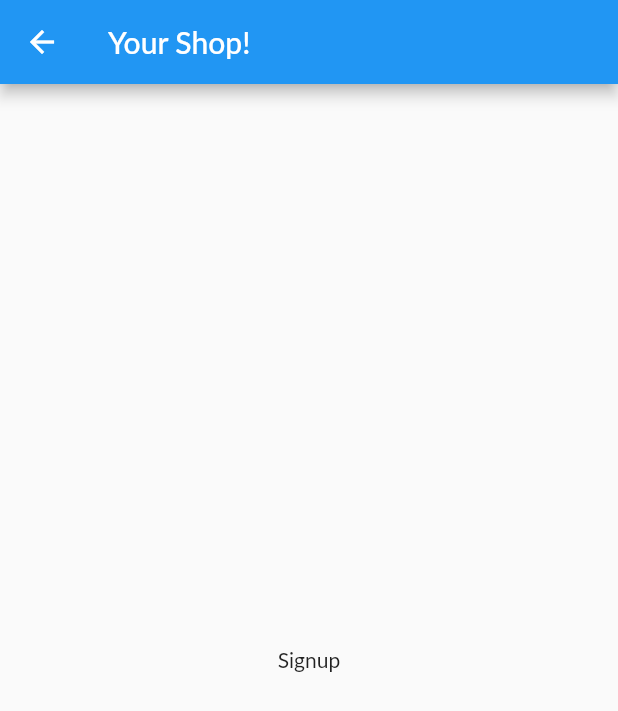
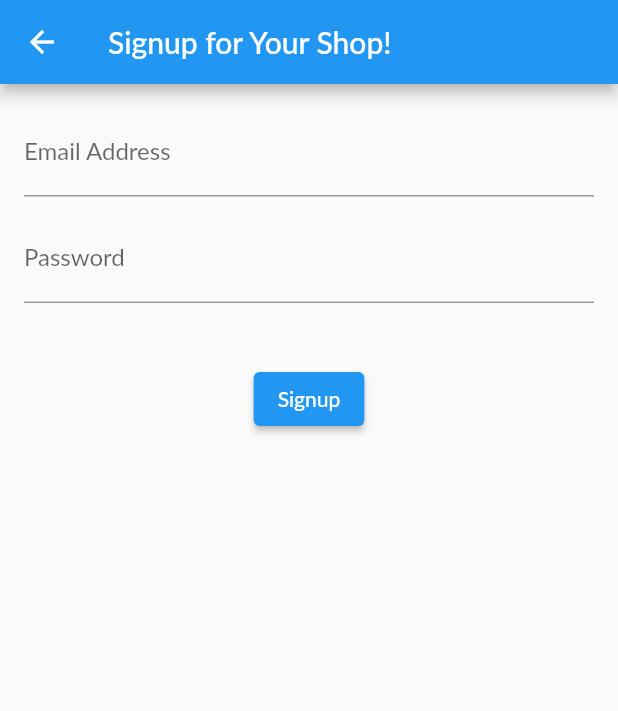
Before and after one commit to mmmtastymmm/example-shop-sudocodellc, a Flutter app: the SignupScreen screen opened by its route, on a phone screen of 412 x 824 dp. Shown: the top 711 px of the screen. Run offline on Flutter 3.47's test engine with Material 2 defaults, Android fonts, the phone set to English and light mode, and no system bars; our stand-ins replace firebase_auth, firebase_core; accounts and stored records are empty; Roboto replaces fonts that are missing (Lato).

Commit message:
Can make a signup now

```diff
--- a/lib/screens/home_page.dart
+++ b/lib/screens/home_page.dart
@@ -1,5 +1,6 @@
 import 'package:example_shop_sudocodellc/providers/shopping_results.dart';
 import 'package:example_shop_sudocodellc/screens/login_page.dart';
+import 'package:example_shop_sudocodellc/screens/signup_screen.dart';
 import 'package:example_shop_sudocodellc/widgets/shift_right_fixer.dart';
 import 'package:flutter/material.dart';
 import 'package:provider/provider.dart';
@@ -38,7 +39,7 @@ class _HomeScreenState extends State<HomeScreen> {
             TextButton(
               style: style,
               onPressed: () {
-                Navigator.of(context).pushNamed(LoginScreen.routeName);
+                Navigator.of(context).pushNamed(SignupScreen.routeName);
               },
               child: const Text("Sign Up"),
             ),
--- a/lib/screens/signup_screen.dart
+++ b/lib/screens/signup_screen.dart
@@ -1,20 +1,107 @@
 import 'package:example_shop_sudocodellc/widgets/shift_right_fixer.dart';
+import 'package:firebase_auth/firebase_auth.dart';
 import 'package:flutter/material.dart';
 
-class SignupScreen extends StatelessWidget {
+class SignupScreen extends StatefulWidget {
   static const routeName = "/signup";
 
   const SignupScreen({super.key});
+
+  @override
+  State<SignupScreen> createState() => _SignupScreenState();
+}
+
+class _SignupScreenState extends State<SignupScreen> {
+  final GlobalKey<FormState> _formKey = GlobalKey();
+  final TextEditingController _emailController = TextEditingController();
+  final TextEditingController _passwordController = TextEditingController();
+  String _issue = "";
+
+  void _submitForm() async {
+    if (!_formKey.currentState!.validate()) {
+      return;
+    }
+
+    final emailAddress = _emailController.text;
+    final password = _passwordController.text;
+    String localIssue = "";
+    try {
+      await FirebaseAuth.instance.createUserWithEmailAndPassword(
+        email: emailAddress,
+        password: password,
+      );
+    } on FirebaseAuthException catch (e) {
+      if (e.code == 'weak-password') {
+        localIssue = 'The password provided is too weak.';
+      } else if (e.code == 'email-already-in-use') {
+        localIssue = 'An account already exists for that email.';
+      } else {
+        localIssue = "Got a signup server error: $e";
+      }
+    } catch (e) {
+      localIssue = "Got an unexpected error: $e";
+    }
+    setState(() {
+      _issue = localIssue;
+    });
+  }
 
   @override
   Widget build(BuildContext context) {
     return ShiftRightFixer(
       child: Scaffold(
         appBar: AppBar(
-          title: const Text("Your Shop!"),
+          title: const Text("Signup for Your Shop!"),
         ),
-        body: const Center(
-          child: Text("Signup"),
+        body: Padding(
+          padding: const EdgeInsets.all(16.0),
+          child: Form(
+            key: _formKey,
+            child: Column(
+              children: <Widget>[
+                TextFormField(
+                  controller: _emailController,
+                  keyboardType: TextInputType.emailAddress,
+                  decoration: const InputDecoration(labelText: 'Email Address'),
+                  validator: (value) {
+                    if (value!.isEmpty || !value.contains('@')) {
+                      return 'Invalid email address';
+                    }
+                    return null;
+                  },
+                ),
+                const SizedBox(height: 12),
+                TextFormField(
+                  controller: _passwordController,
+                  decoration: const InputDecoration(labelText: 'Password'),
+                  obscureText: true,
+                  validator: (value) {
+                    if (value!.isEmpty || value.length < 6) {
+                      return 'Password must be at least 6 characters long.';
+                    }
+                    return null;
+                  },
+                ),
+                const SizedBox(height: 20),
+                _issue.isEmpty
+                    ? const SizedBox(
+                        height: 0,
+                        width: 0,
+                      )
+                    : Text(
+                        _issue,
+                        style: const TextStyle(color: Colors.red),
+                      ),
+                const SizedBox(
+                  height: 20,
+                ),
+                ElevatedButton(
+                  onPressed: _submitForm,
+                  child: const Text('Signup'),
+                )
+              ],
+            ),
+          ),
         ),
       ),
     );
```
Also changed, not shown: lib/screens/login_page.dart (+6 -1 lines).
